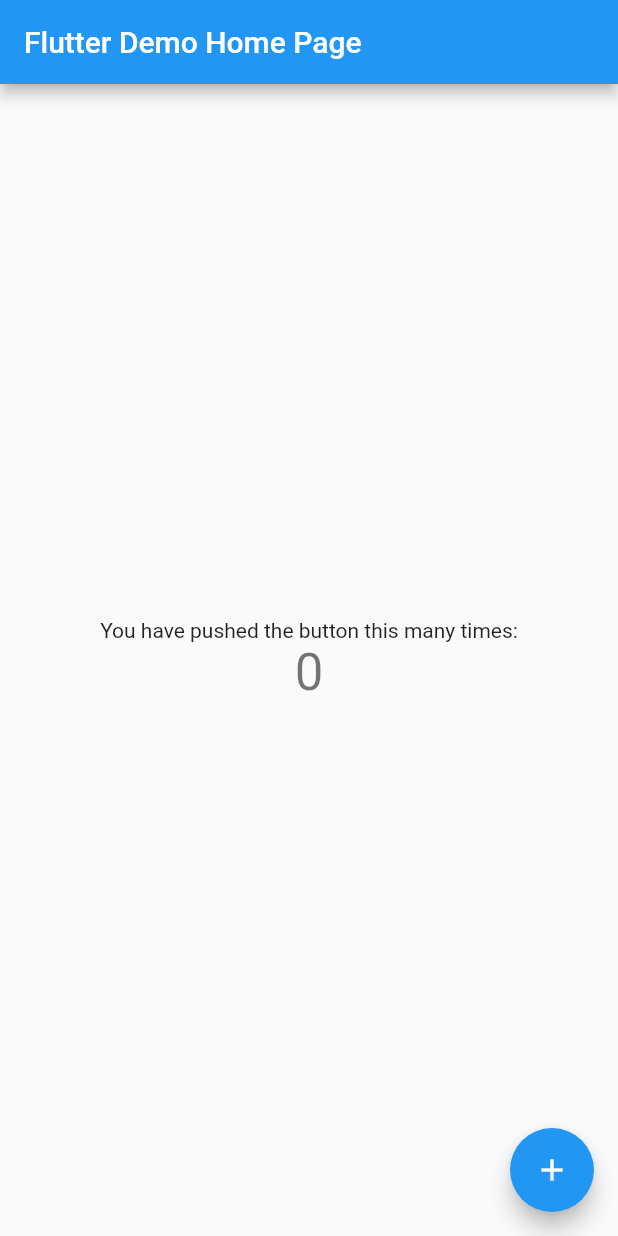
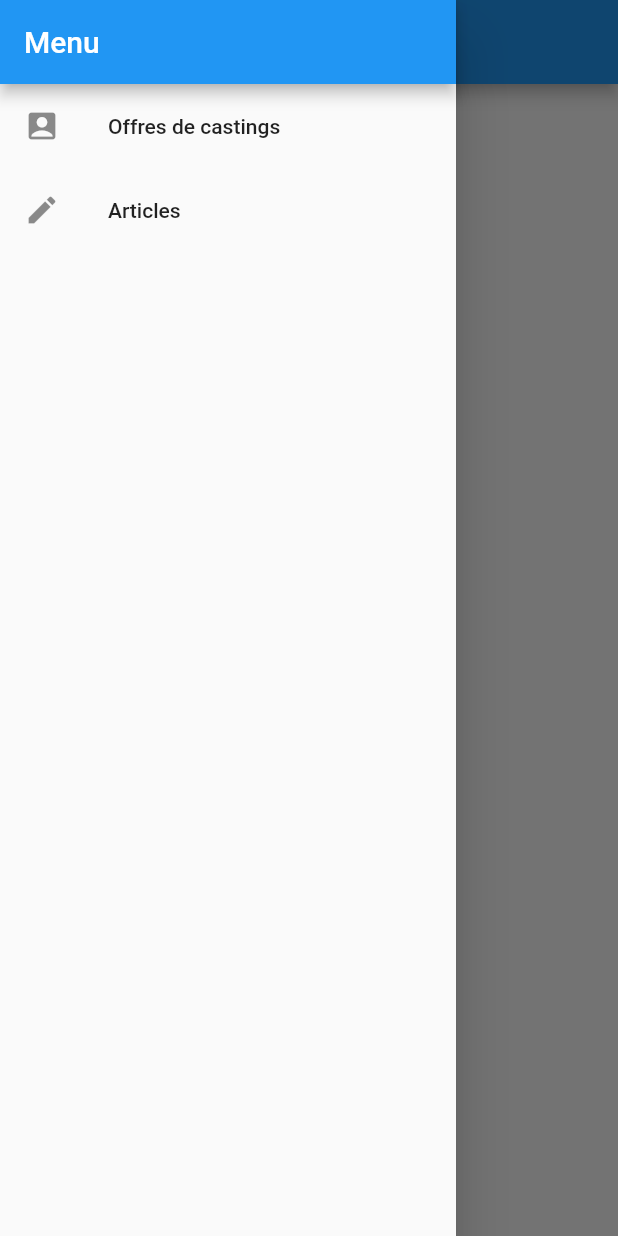
Before and after one commit to SvenLC/E4-megacasting-mobile-application, a Flutter app: the screen it shows after launch, with the side drawer open (before the commit the screen has no drawer), on a phone screen of 412 x 824 dp. Run offline on Flutter 3.47's test engine with Material 2 defaults, Android fonts, the phone set to English and light mode, and no system bars; network calls fail.

Commit message:
Casting offer card ok

```diff
--- a/lib/main.dart
+++ b/lib/main.dart
@@ -1,111 +1,36 @@
 import 'package:flutter/material.dart';
+
+import 'package:scoped_model/scoped_model.dart';
+import './scoped-models/main.dart';
+import './pages/offers.dart';
+import './pages/article.dart';
 
 void main() => runApp(MyApp());
 
-class MyApp extends StatelessWidget {
-  // This widget is the root of your application.
+class MyApp extends StatefulWidget {
   @override
-  Widget build(BuildContext context) {
-    return MaterialApp(
-      title: 'Flutter Demo',
-      theme: ThemeData(
-        // This is the theme of your application.
-        //
-        // Try running your application with "flutter run". You'll see the
-        // application has a blue toolbar. Then, without quitting the app, try
-        // changing the primarySwatch below to Colors.green and then invoke
-        // "hot reload" (press "r" in the console where you ran "flutter run",
-        // or simply save your changes to "hot reload" in a Flutter IDE).
-        // Notice that the counter didn't reset back to zero; the application
-        // is not restarted.
-        primarySwatch: Colors.blue,
+  State<StatefulWidget> createState() {
+    return _MyAppState();
+  }
+}
+
+class _MyAppState extends State<MyApp> {
+  @override
+  Widget build(context) {
+    final MainModel model = MainModel();
+    return ScopedModel<MainModel>(
+      model: model,
+      child: MaterialApp(
+        theme: ThemeData(
+          brightness: Brightness.light,
+          primarySwatch: Colors.blue,
+        ),
+        routes: {
+          '/': (BuildContext context) => OffersPage(model),
+          '/offers': (BuildContext context) => OffersPage(model),
+          '/articles': (BuildContext context) => ArticlesPage(model),
+        },
       ),
-      home: MyHomePage(title: 'Flutter Demo Home Page'),
     );
   }
 }
-
-class MyHomePage extends StatefulWidget {
-  MyHomePage({Key key, this.title}) : super(key: key);
-
-  // This widget is the home page of your application. It is stateful, meaning
-  // that it has a State object (defined below) that contains fields that affect
-  // how it looks.
-
-  // This class is the configuration for the state. It holds the values (in this
-  // case the title) provided by the parent (in this case the App widget) and
-  // used by the build method of the State. Fields in a Widget subclass are
-  // always marked "final".
-
-  final String title;
-
-  @override
-  _MyHomePageState createState() => _MyHomePageState();
-}
-
-class _MyHomePageState extends State<MyHomePage> {
-  int _counter = 0;
-
-  void _incrementCounter() {
-    setState(() {
-      // This call to setState tells the Flutter framework that something has
-      // changed in this State, which causes it to rerun the build method below
-      // so that the display can reflect the updated values. If we changed
-      // _counter without calling setState(), then the build method would not be
-      // called again, and so nothing would appear to happen.
-      _counter++;
-    });
-  }
-
-  @override
-  Widget build(BuildContext context) {
-    // This method is rerun every time setState is called, for instance as done
-    // by the _incrementCounter method above.
-    //
-    // The Flutter framework has been optimized to make rerunning build methods
-    // fast, so that you can just rebuild anything that needs updating rather
-    // than having to individually change instances of widgets.
-    return Scaffold(
-      appBar: AppBar(
-        // Here we take the value from the MyHomePage object that was created by
-        // the App.build method, and use it to set our appbar title.
-        title: Text(widget.title),
-      ),
-      body: Center(
-        // Center is a layout widget. It takes a single child and positions it
-        // in the middle of the parent.
-        child: Column(
-          // Column is also layout widget. It takes a list of children and
-          // arranges them vertically. By default, it sizes itself to fit its
-          // children horizontally, and tries to be as tall as its parent.
-          //
-          // Invoke "debug painting" (press "p" in the console, choose the
-          // "Toggle Debug Paint" action from the Flutter Inspector in Android
-          // Studio, or the "Toggle Debug Paint" command in Visual Studio Code)
-          // to see the wireframe for each widget.
-          //
-          // Column has various properties to control how it sizes itself and
-          // how it positions its children. Here we use mainAxisAlignment to
-          // center the children vertically; the main axis here is the vertical
-          // axis because Columns are vertical (the cross axis would be
-          // horizontal).
-          mainAxisAlignment: MainAxisAlignment.center,
-          children: <Widget>[
-            Text(
-              'You have pushed the button this many times:',
-            ),
-            Text(
-              '$_counter',
-              style: Theme.of(context).textTheme.display1,
-            ),
-          ],
-        ),
-      ),
-      floatingActionButton: FloatingActionButton(
-        onPressed: _incrementCounter,
-        tooltip: 'Increment',
-        child: Icon(Icons.add),
-      ), // This trailing comma makes auto-formatting nicer for build methods.
-    );
-  }
-}
--- /dev/null
+++ b/lib/pages/offers.dart
@@ -0,0 +1,78 @@
+import 'package:flutter/material.dart';
+
+import 'package:scoped_model/scoped_model.dart';
+
+import '../scoped-models/main.dart';
+import '../widgets/castings/castings.dart';
+
+class OffersPage extends StatefulWidget {
+  final MainModel model;
+
+  OffersPage(this.model);
+
+  @override
+  State<StatefulWidget> createState() {
+    return _OffersPageState();
+  }
+}
+
+class _OffersPageState extends State<OffersPage> {
+  @override
+  void initState() {
+    super.initState();
+    widget.model.fetchCastings();
+  }
+
+  Widget _buildSideDrawer(BuildContext context) {
+    return Drawer(
+      child: Column(
+        children: <Widget>[
+          AppBar(
+            automaticallyImplyLeading: false,
+            title: Text('Menu'),
+          ),
+          ListTile(
+            leading: Icon(Icons.account_box),
+            title: Text('Offres de castings'),
+            onTap: () {
+              Navigator.pushReplacementNamed(context, '/offers');
+            },
+          ),
+          ListTile(
+            leading: Icon(Icons.edit),
+            title: Text('Articles'),
+            onTap: () {
+              Navigator.pushReplacementNamed(context, '/articles');
+            },
+          ),
+        ],
+      ),
+    );
+  }
+
+  Widget _buildCastingList() {
+    print('yop');
+    return ScopedModelDescendant(
+      builder: (BuildContext context, Widget child, MainModel model) {
+        Widget content = Center(child: Text('No Product Found !'));
+        if (model.displayedProducts.length > 0 && !model.isLoading) {
+          content = Castings();
+        } else if (model.isLoading) {
+          content = Center(child: CircularProgressIndicator());
+        }
+        return RefreshIndicator(onRefresh: model.fetchCastings, child: content);
+      },
+    );
+  }
+
+  @override
+  Widget build(BuildContext context) {
+    return Scaffold(
+      drawer: _buildSideDrawer(context),
+      appBar: AppBar(
+        title: Text('MegaCasting'),
+      ),
+      body: _buildCastingList(),
+    );
+  }
+}
--- /dev/null
+++ b/lib/scoped-models/connected_models.dart
@@ -0,0 +1,95 @@
+import 'dart:convert';
+
+import 'package:scoped_model/scoped_model.dart';
+import 'package:http/http.dart' as http;
+
+import '../models/casting.dart';
+import '../models/article.dart';
+
+mixin ConnectedModel on Model {
+  List<Casting> _castings = [];
+  List<Article> _articles = [];
+  String _selCastingId;
+  String _selArticleId;
+  bool _isLoading = false;
+}
+
+mixin CastingsModel on ConnectedModel {
+  List<Casting> get allCastings {
+    return List.from(_castings);
+  }
+
+  List<Casting> get displayedProducts {
+    return List.from(_castings);
+  }
+
+  int get selectedCastingIndex {
+    return _castings.indexWhere((Casting casting) {
+      return casting.id == _selCastingId;
+    });
+  }
+
+  String get selectedCastingId {
+    return _selCastingId;
+  }
+
+  Casting get selectedProduct {
+    if (selectedCastingId == null) {
+      return null;
+    }
+    return _castings.firstWhere((Casting casting) {
+      return casting.id == _selCastingId;
+    });
+  }
+
+  Future<Null> fetchCastings() {
+    _isLoading = true;
+    notifyListeners();
+    return http
+        .get('https://megacastingapi.azurewebsites.net/castings')
+        .then<Null>((http.Response response) {
+      final List<Casting> fetchedCastingList = [];
+      final List<dynamic> castingListData = json.decode(response.body);
+
+      print(response.body);
+      if (castingListData == null) {
+        _isLoading = false;
+        print('blop0');
+        notifyListeners();
+        return;
+      }
+
+      castingListData.forEach((dynamic castingData) {
+        final Casting casting = Casting(
+            id: castingData['_id'],
+            title: castingData['title'],
+            description: castingData['description'],
+            job: castingData['job'],
+            jobNumber: castingData['jobNumber']);
+        fetchedCastingList.add(casting);
+      });
+
+      _castings = fetchedCastingList;
+      print(_castings);
+      _isLoading = false;
+      notifyListeners();
+      _selCastingId = null;
+    }).catchError((error) {
+      print(error);
+      _isLoading = false;
+      notifyListeners();
+      return;
+    });
+  }
+
+  void selectCasting(String castingId) {
+    _selCastingId = castingId;
+    notifyListeners();
+  }
+}
+
+mixin UtilityModel on ConnectedModel {
+  bool get isLoading {
+    return _isLoading;
+  }
+}
--- /dev/null
+++ b/lib/scoped-models/main.dart
@@ -0,0 +1,5 @@
+import 'package:scoped_model/scoped_model.dart';
+
+import './connected_models.dart';
+
+class MainModel extends Model with ConnectedModel, CastingsModel, UtilityModel {}
--- /dev/null
+++ b/lib/widgets/castings/castings.dart
@@ -0,0 +1,32 @@
+import 'package:flutter/material.dart';
+
+import 'package:scoped_model/scoped_model.dart';
+
+import './casting_card.dart';
+import '../../models/casting.dart';
+import '../../scoped-models/main.dart';
+
+class Castings extends StatelessWidget {
+  Widget _buildCastingLists(List<Casting> castings) {
+    Widget castingCards;
+    if (castings.length > 0) {
+      castingCards = ListView.builder(
+        itemBuilder: (BuildContext context, int index) =>
+            CastingCard(castings[index], index),
+        itemCount: castings.length,
+      );
+    } else {
+      castingCards = Container();
+    }
+    return castingCards;
+  }
+
+  @override
+  Widget build(BuildContext context) {
+    return ScopedModelDescendant<MainModel>(
+      builder: (BuildContext context, Widget child, MainModel model) {
+        return _buildCastingLists(model.displayedProducts);
+      },
+    );
+  }
+}
--- a/pubspec.yaml
+++ b/pubspec.yaml
@@ -23,6 +23,8 @@ dependencies:
   # The following adds the Cupertino Icons font to your application.
   # Use with the CupertinoIcons class for iOS style icons.
   cupertino_icons: ^0.1.2
+  scoped_model: ^1.0.1
+  http: ^0.12.0+2
 
 dev_dependencies:
   flutter_test:
```
Also changed, not shown: lib/models/article.dart (added, +9 -0 lines), lib/models/casting.dart (added, +16 -0 lines), lib/pages/article.dart (added, +58 -0 lines), lib/widgets/castings/casting_card.dart (added, +23 -0 lines), pubspec.lock.
